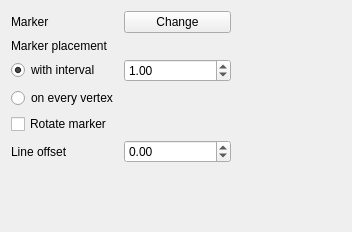
First picture: the form in qgis/src/ui/symbollayer/widget_markerline.ui, repository sourcepole/qgis, before the edit.
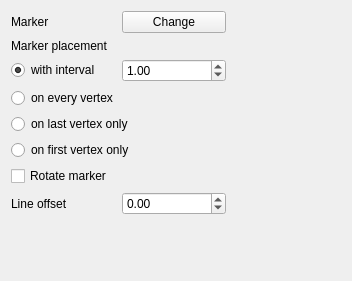
Second picture: the form after the edit.

Commit message: [FEATURE] Option to put marker only on first/last vertex of a line (#3279) - contributed by Cedric Moeri - thanks!

Patch:
```diff
--- a/qgis/src/ui/symbollayer/widget_markerline.ui
+++ b/qgis/src/ui/symbollayer/widget_markerline.ui
@@ -7,14 +7,12 @@
     <x>0</x>
     <y>0</y>
     <width>352</width>
-    <height>232</height>
+    <height>281</height>
    </rect>
   </property>
   <property name="windowTitle">
    <string>Form</string>
   </property>
-  <layout class="QVBoxLayout" name="verticalLayout">
-   <item>
     <layout class="QGridLayout" name="gridLayout">
      <item row="0" column="0">
       <widget class="QLabel" name="label">
@@ -30,6 +28,22 @@
        </property>
       </widget>
      </item>
+   <item row="0" column="2">
+    <spacer>
+     <property name="orientation">
+      <enum>Qt::Horizontal</enum>
+     </property>
+     <property name="sizeType">
+      <enum>QSizePolicy::Preferred</enum>
+     </property>
+     <property name="sizeHint" stdset="0">
+      <size>
+       <width>109</width>
+       <height>20</height>
+      </size>
+     </property>
+    </spacer>
+   </item>
      <item row="1" column="0" colspan="2">
       <widget class="QLabel" name="label_2">
        <property name="text">
@@ -68,20 +82,34 @@
       </widget>
      </item>
      <item row="4" column="0" colspan="2">
+    <widget class="QRadioButton" name="radVertexLast">
+     <property name="text">
+      <string>on last vertex only</string>
+     </property>
+    </widget>
+   </item>
+   <item row="5" column="0" colspan="2">
+    <widget class="QRadioButton" name="radVertexFirst">
+     <property name="text">
+      <string>on first vertex only</string>
+     </property>
+    </widget>
+   </item>
+   <item row="6" column="0" colspan="2">
       <widget class="QCheckBox" name="chkRotateMarker">
        <property name="text">
         <string>Rotate marker</string>
        </property>
       </widget>
      </item>
-     <item row="5" column="0">
+   <item row="7" column="0">
       <widget class="QLabel" name="label_3">
        <property name="text">
         <string>Line offset</string>
        </property>
       </widget>
      </item>
-     <item row="5" column="1">
+   <item row="7" column="1">
       <widget class="QDoubleSpinBox" name="spinOffset">
        <property name="decimals">
         <number>2</number>
@@ -94,25 +122,7 @@
        </property>
       </widget>
      </item>
-     <item row="0" column="2" rowspan="6">
-      <spacer>
-       <property name="orientation">
-        <enum>Qt::Horizontal</enum>
-       </property>
-       <property name="sizeType">
-        <enum>QSizePolicy::Preferred</enum>
-       </property>
-       <property name="sizeHint" stdset="0">
-        <size>
-         <width>110</width>
-         <height>20</height>
-        </size>
-       </property>
-      </spacer>
-     </item>
-    </layout>
-   </item>
-   <item>
+   <item row="8" column="0" colspan="3">
     <spacer>
      <property name="orientation">
       <enum>Qt::Vertical</enum>
```
Lines whose indentation alone changed are shown as unchanged. The commit also changes 4 other files.
